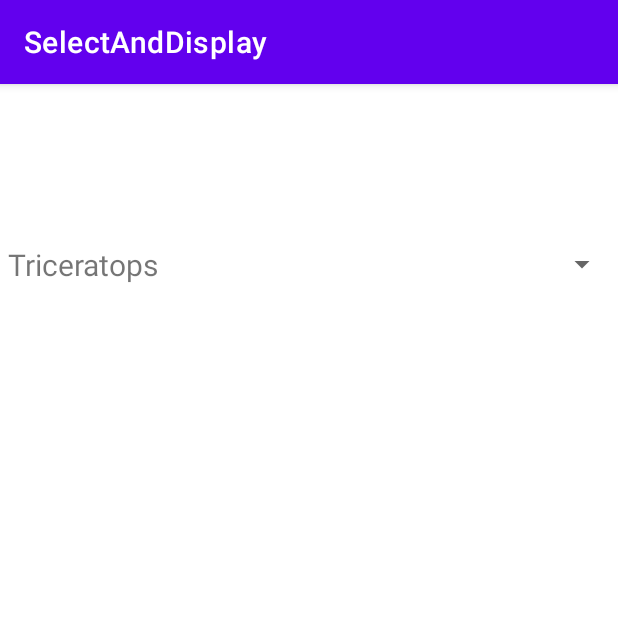
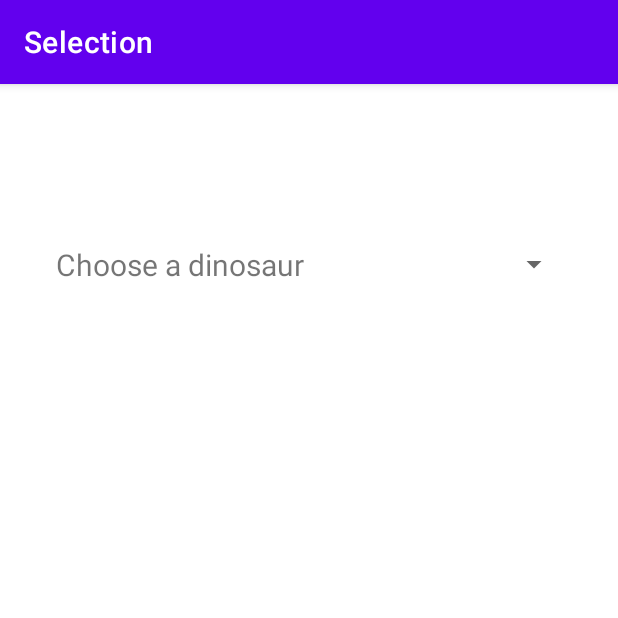
Before and after one commit to senware/SelectAndDisplay, an Android app: the screen it shows after launch (MainActivity before the commit, SelectionActivity after it), on a phone screen of 412 x 824 dp, the top half of it. Run offline under Robolectric (Android 15) with nearby library versions, the phone set to English and light mode, and no system bars.

Commit message:
renamed activities, added imageview to display activity, added default selection to spinner

```diff
--- a/app/src/main/AndroidManifest.xml
+++ b/app/src/main/AndroidManifest.xml
@@ -13,7 +13,7 @@
             android:name=".DisplayActivity"
             android:label="@string/title_activity_display"
             android:theme="@style/Theme.SelectAndDisplay.NoActionBar"></activity>
-        <activity android:name=".MainActivity">
+        <activity android:name=".SelectionActivity">
             <intent-filter>
                 <action android:name="android.intent.action.MAIN" />
 
--- a/app/src/main/java/edu/temple/selectanddisplay/DisplayActivity.java
+++ b/app/src/main/java/edu/temple/selectanddisplay/DisplayActivity.java
@@ -16,5 +16,7 @@ public class DisplayActivity extends AppCompatActivity {
     protected void onCreate(Bundle savedInstanceState) {
         super.onCreate(savedInstanceState);
         setContentView(R.layout.activity_display);
+
+        getSupportActionBar().setTitle("Display");
     }
 }
--- a/app/src/main/java/edu/temple/selectanddisplay/MainActivity.java
+++ b/app/src/main/java/edu/temple/selectanddisplay/SelectionActivity.java
@@ -2,21 +2,27 @@ package edu.temple.selectanddisplay;
 
 import androidx.appcompat.app.AppCompatActivity;
 
+import android.content.Intent;
 import android.os.Bundle;
+import android.view.View;
+import android.widget.AdapterView;
 import android.widget.Spinner;
 
 import java.util.ArrayList;
 
-public class MainActivity extends AppCompatActivity {
+public class SelectionActivity extends AppCompatActivity {
 
     Spinner spinner;
 
     @Override
     protected void onCreate(Bundle savedInstanceState) {
         super.onCreate(savedInstanceState);
-        setContentView(R.layout.activity_main);
+        setContentView(R.layout.activity_selection);
+
+        getSupportActionBar().setTitle("Selection");
 
         ArrayList<Dino> dinoArrayList = new ArrayList<>();
+        dinoArrayList.add(new Dino("Choose a dinosaur", 0));
         dinoArrayList.add(new Dino("Triceratops", R.drawable.triceratops));
         dinoArrayList.add(new Dino("Stegosaurus", R.drawable.stegosaurus));
         dinoArrayList.add(new Dino("Utahraptor", R.drawable.raptor));
@@ -28,5 +34,21 @@ public class MainActivity extends AppCompatActivity {
 
         spinner = findViewById((R.id.dinoSpinner));
         spinner.setAdapter(dinoAdapter);
+
+        spinner.setOnItemSelectedListener(new AdapterView.OnItemSelectedListener() {
+            @Override
+            public void onItemSelected(AdapterView<?> parent, View view, int position, long id) {
+                if (position == 0) {
+                    return;
+                } else {
+
+                }
+            }
+
+            @Override
+            public void onNothingSelected(AdapterView<?> parent) {
+
+            }
+        });
     }
 }
--- a/app/src/main/res/layout/activity_main.xml
+++ b/app/src/main/res/layout/activity_selection.xml
@@ -4,13 +4,15 @@
     xmlns:tools="http://schemas.android.com/tools"
     android:layout_width="match_parent"
     android:layout_height="match_parent"
-    tools:context=".MainActivity">
+    tools:context=".SelectionActivity">
 
     <Spinner
         android:id="@+id/dinoSpinner"
         android:layout_width="match_parent"
         android:layout_height="wrap_content"
         android:layout_marginTop="96dp"
+        android:layout_marginStart="32dp"
+        android:layout_marginEnd="32dp"
         app:layout_constraintEnd_toEndOf="parent"
         app:layout_constraintStart_toStartOf="parent"
         app:layout_constraintTop_toTopOf="parent" />
```
Also changed, not shown: app/src/main/res/layout/activity_display.xml (+14 -1 lines).
